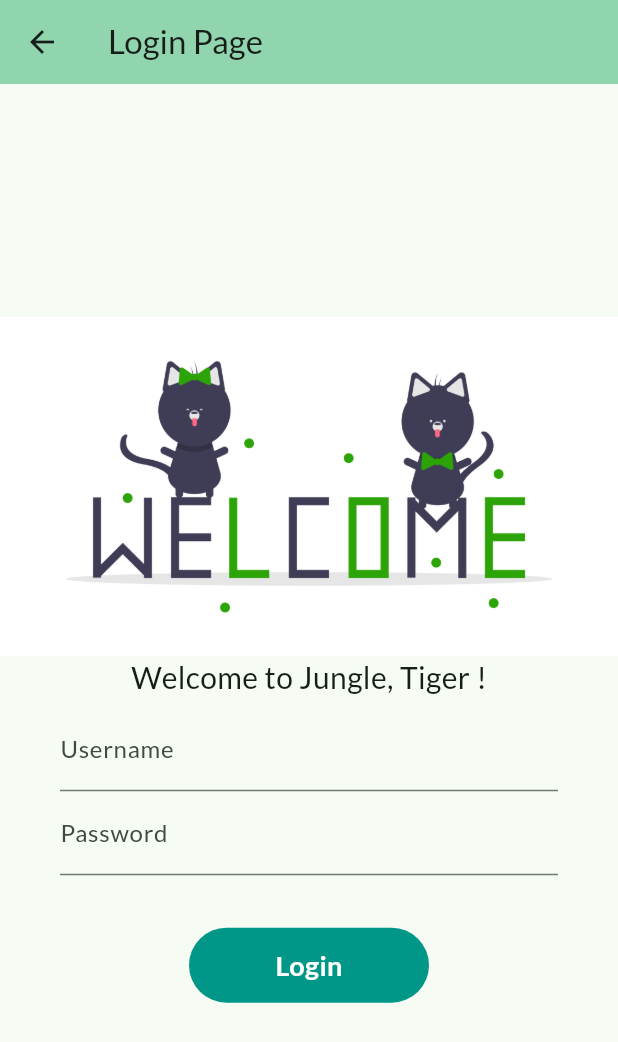
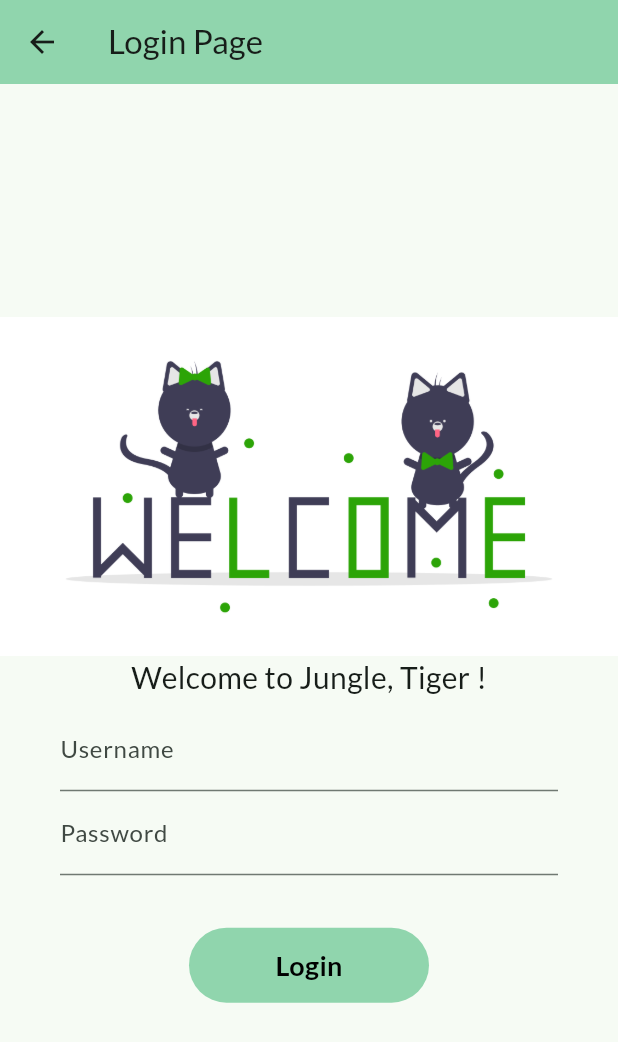
Before and after one commit to sumit1202/e_store_flutter_pk, a Flutter app: the LoginPage screen opened by its route, on a phone screen of 412 x 824 dp. Shown: the top 1042 px of the screen. Run offline on Flutter 3.47's test engine with Material 2 defaults, Android fonts, the phone set to English and light mode, and no system bars; our stand-ins replace google_fonts; network calls fail.

Commit message:
day14 completed

```diff
--- a/lib/main.dart
+++ b/lib/main.dart
@@ -4,7 +4,6 @@ import 'package:flutter_pk/pages/home_page.dart';
 import 'package:flutter_pk/pages/login_page.dart';
 import 'package:flutter_pk/utils/my_theme.dart';
 import 'package:flutter_pk/utils/routes.dart';
-import 'package:google_fonts/google_fonts.dart';
 
 void main() {
   runApp(const MyApp());
--- a/lib/pages/login_page.dart
+++ b/lib/pages/login_page.dart
@@ -14,7 +14,7 @@ class _LoginPageState extends State<LoginPage> {
   final _formKey = GlobalKey<FormState>();
 
   moveToHome(BuildContext context) async {
-    if(_formKey.currentState!.validate()){
+    if (_formKey.currentState!.validate()) {
       setState(() {
         isChanged = true;
       });
@@ -89,7 +89,7 @@ class _LoginPageState extends State<LoginPage> {
                 ),
                 Material(
                   borderRadius: BorderRadius.circular(50),
-                  color: Colors.teal,
+                  color: Theme.of(context).colorScheme.inversePrimary,
                   child: InkWell(
                     onTap: () => moveToHome(context),
                     child: AnimatedContainer(
@@ -110,7 +110,7 @@ class _LoginPageState extends State<LoginPage> {
                               style: TextStyle(
                                   fontSize: 18,
                                   fontWeight: FontWeight.bold,
-                                  color: Colors.white),
+                                  color: Colors.black),
                             ),
                     ),
                   ),
--- a/lib/utils/my_theme.dart
+++ b/lib/utils/my_theme.dart
@@ -5,11 +5,13 @@ class MyTheme {
   final lightThemeData = ThemeData(
     useMaterial3: true,
     fontFamily: GoogleFonts.lato().fontFamily,
+    buttonTheme: const ButtonThemeData(buttonColor: Colors.greenAccent),
     colorScheme: ColorScheme.fromSeed(seedColor: Colors.greenAccent),
   );
   final darkThemeData = ThemeData(
     useMaterial3: true,
     fontFamily: GoogleFonts.lato().fontFamily,
-    colorScheme: ColorScheme.fromSeed(seedColor: Colors.indigoAccent),
+    buttonTheme: const ButtonThemeData(buttonColor: Colors.green),
+    colorScheme: ColorScheme.fromSeed(seedColor: Colors.green),
   );
 }
--- a/pubspec.yaml
+++ b/pubspec.yaml
@@ -36,6 +36,8 @@ dependencies:
   # Use with the CupertinoIcons class for iOS style icons.
   cupertino_icons: ^1.0.2
   google_fonts: ^5.1.0
+  velocity_x: ^4.1.1
+  http: ^1.1.0
 
 dev_dependencies:
   flutter_test:
```
Also changed, not shown: lib/pages/home_page.dart (+1 -23 lines), lib/widgets/drawer.dart (+6 -3 lines), pubspec.lock. Lines whose indentation alone changed are shown as unchanged.
